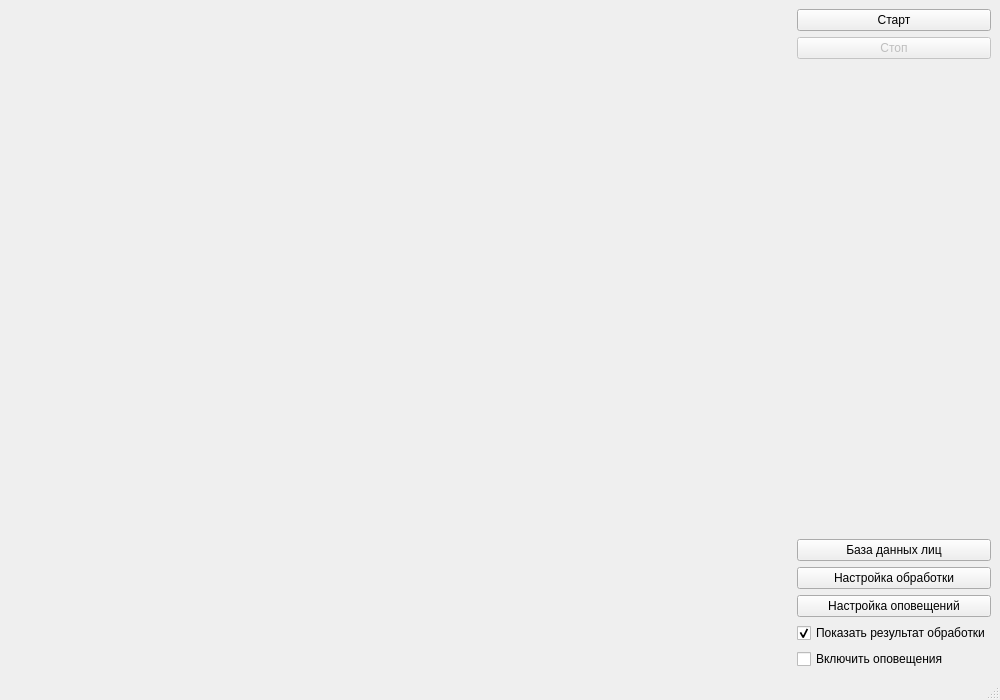
Above: Views/UI/MainWindow.ui from MrDiz2112/home_security before the change. Below: the same form after it.
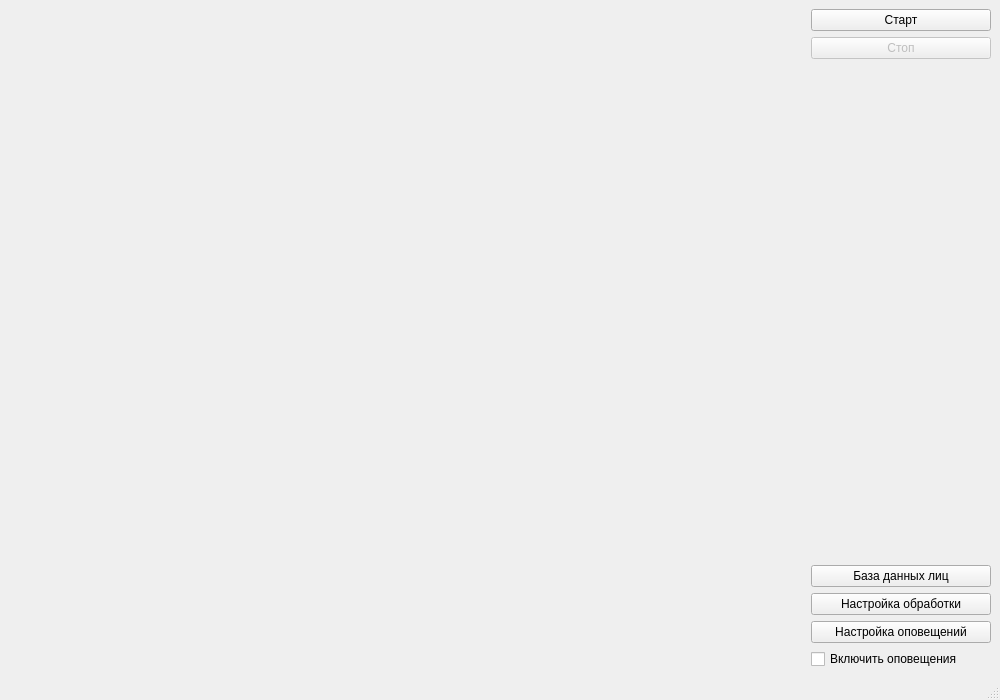
That is the form after the change.

Commit message: Processing Settings

Diff of the .ui file:
```diff
--- a/Views/UI/MainWindow.ui
+++ b/Views/UI/MainWindow.ui
@@ -180,19 +180,6 @@
         </property>
        </widget>
       </item>
-      <item>
-       <widget class="QCheckBox" name="displayProcessingCheckBox">
-        <property name="enabled">
-         <bool>true</bool>
-        </property>
-        <property name="text">
-         <string>Показать результат обработки</string>
-        </property>
-        <property name="checked">
-         <bool>true</bool>
-        </property>
-       </widget>
-      </item>
       <item>
        <widget class="QCheckBox" name="notificationCheckBox">
         <property name="sizePolicy">
```
The commit also changes 14 other files.
